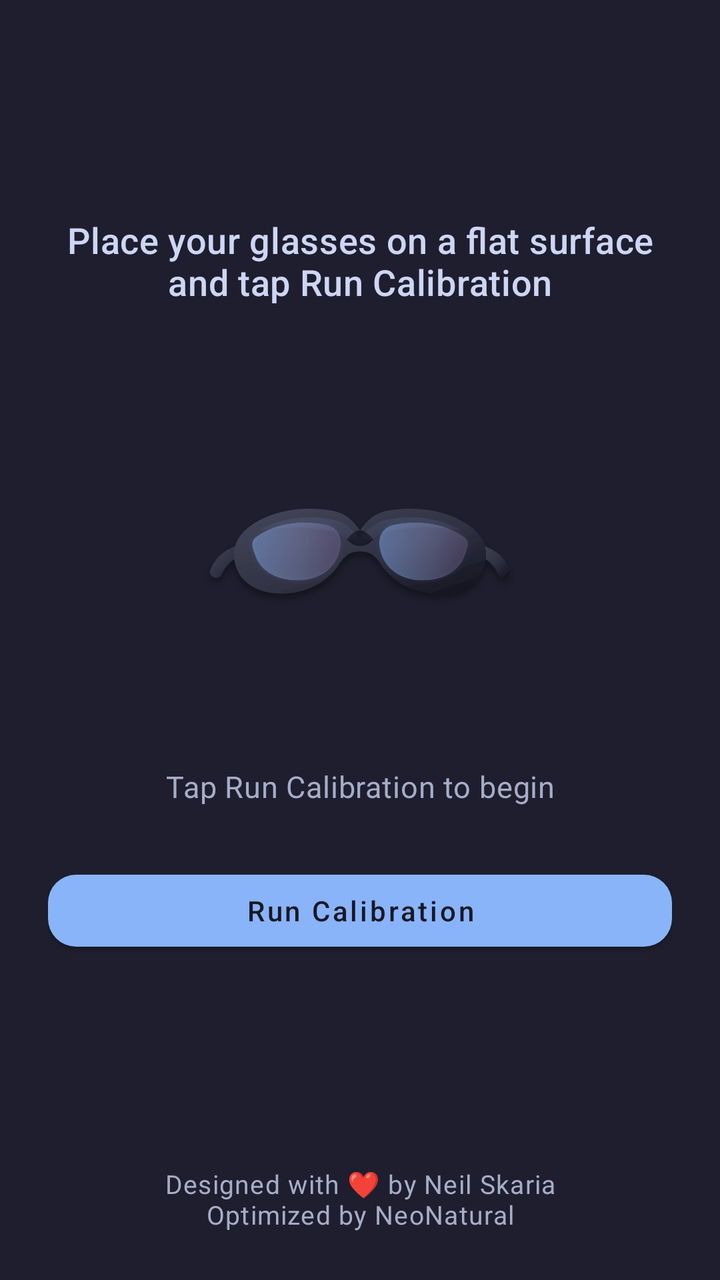
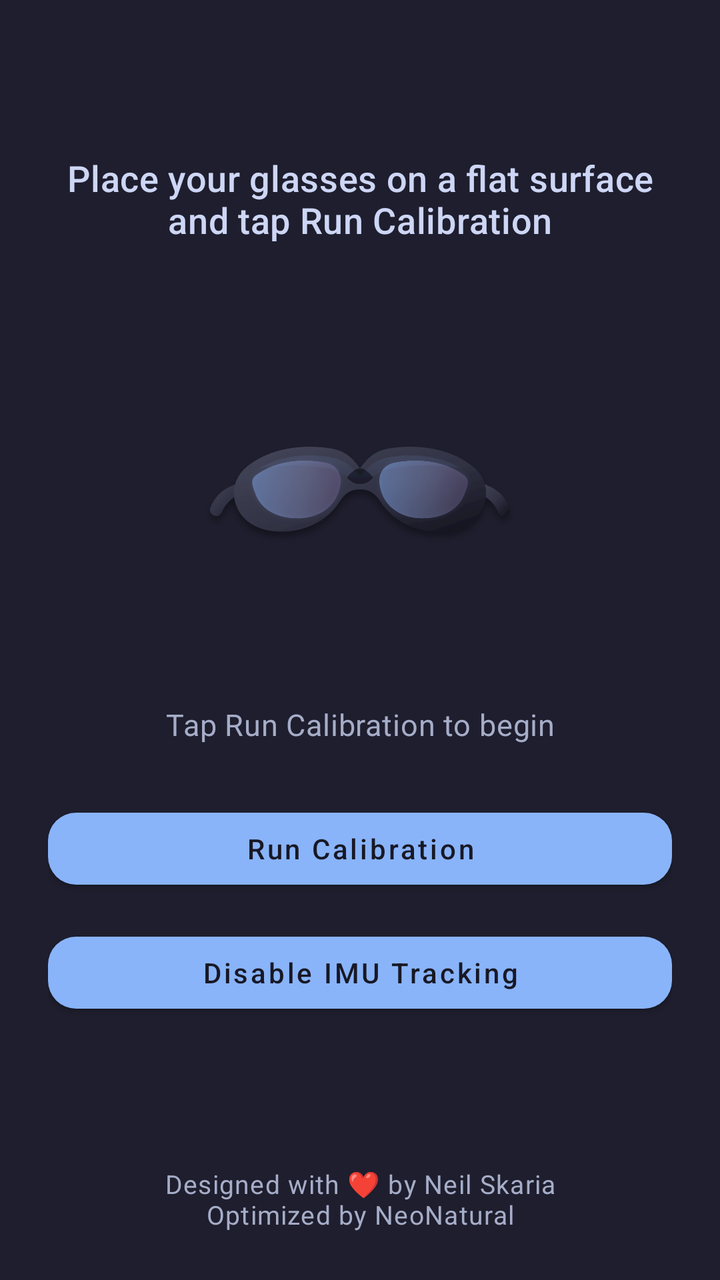

Before-and-after screenshots of an Android layout around one commit, followed by the original layout XML and the change that was made.
<!-- AndroidManifest.xml: application theme Theme.Vr2xr -->
<!-- res/layout/activity_tracking_setup.xml -->
<?xml version="1.0" encoding="utf-8"?>
<LinearLayout xmlns:android="http://schemas.android.com/apk/res/android"
    xmlns:app="http://schemas.android.com/apk/res-auto"
    android:layout_width="match_parent"
    android:layout_height="match_parent"
    android:background="@color/launcher_background"
    android:orientation="vertical"
    android:paddingStart="@dimen/launcher_screen_padding"
    android:paddingTop="@dimen/launcher_screen_padding"
    android:paddingEnd="@dimen/launcher_screen_padding"
    android:paddingBottom="@dimen/launcher_screen_padding">

    <LinearLayout
        android:layout_width="match_parent"
        android:layout_height="0dp"
        android:layout_weight="1"
        android:orientation="vertical">

        <Space
            android:layout_width="match_parent"
            android:layout_height="0dp"
            android:layout_weight="1" />

        <TextView
            android:id="@+id/instructionText"
            style="@style/TextAppearance.Vr2xr.Setup.Instruction"
            android:layout_width="match_parent"
            android:layout_height="wrap_content"
            android:gravity="center_horizontal"
            android:text="@string/tracking_setup_step1" />

        <ImageView
            android:id="@+id/setupGlassesIcon"
            android:layout_width="@dimen/setup_glasses_icon_size"
            android:layout_height="@dimen/setup_glasses_icon_size"
            android:layout_gravity="center_horizontal"
            android:layout_marginTop="@dimen/setup_glasses_icon_top_margin"
            android:contentDescription="@string/xreal_status_icon_content_description"
            android:src="@drawable/ic_glasses_status" />

        <TextView
            android:id="@+id/statusText"
            style="@style/TextAppearance.Vr2xr.Setup.Status"
            android:layout_width="match_parent"
            android:layout_height="wrap_content"
            android:layout_marginTop="@dimen/setup_status_top_margin"
            android:gravity="center_horizontal"
            android:text="@string/tracking_setup_idle" />

        <FrameLayout
            android:layout_width="match_parent"
            android:layout_height="wrap_content"
            android:layout_marginTop="@dimen/setup_button_top_margin">

            <com.google.android.material.button.MaterialButton
                android:id="@+id/runCalibrationButton"
                style="@style/Widget.Vr2xr.Launcher.PrimaryButton"
                android:layout_width="match_parent"
                android:layout_height="wrap_content"
                android:text="@string/run_calibration" />

            <com.google.android.material.progressindicator.CircularProgressIndicator
                android:id="@+id/calibrationProgressIndicator"
                android:layout_width="@dimen/setup_button_indicator_size"
                android:layout_height="@dimen/setup_button_indicator_size"
                android:layout_gravity="start|center_vertical"
                android:layout_marginStart="@dimen/setup_button_indicator_margin_start"
                android:indeterminate="true"
                android:visibility="gone"
                app:indicatorColor="@color/catppuccin_mocha_mantle"
                app:indicatorSize="@dimen/setup_button_indicator_size"
                app:trackThickness="@dimen/setup_button_indicator_thickness"
                app:trackColor="@android:color/transparent" />

            <TextView
                android:id="@+id/calibrationCheckMark"
                android:layout_width="@dimen/setup_button_indicator_size"
                android:layout_height="@dimen/setup_button_indicator_size"
                android:layout_gravity="start|center_vertical"
                android:layout_marginStart="@dimen/setup_button_indicator_margin_start"
                android:gravity="center"
                android:text="@string/tracking_setup_checkmark"
                android:textColor="@color/catppuccin_mocha_mantle"
                android:textSize="@dimen/setup_checkmark_text_size"
                android:visibility="gone" />
        </FrameLayout>

        <Space
            android:layout_width="match_parent"
            android:layout_height="0dp"
            android:layout_weight="1" />
    </LinearLayout>

    <TextView
        android:id="@+id/footerText"
        style="@style/TextAppearance.Vr2xr.Launcher.Footer"
        android:layout_width="match_parent"
        android:layout_height="wrap_content"
        android:layout_marginTop="@dimen/launcher_footer_top_margin"
        android:gravity="center_horizontal"
        android:text="@string/footer_designed_with" />
</LinearLayout>
<!-- resources referenced by this layout -->
<resources>
  <color name="catppuccin_mocha_mantle">#181825</color>
  <color name="launcher_background">@color/catppuccin_mocha_base</color>
  <dimen name="launcher_footer_top_margin">20dp</dimen>
  <dimen name="launcher_screen_padding">24dp</dimen>
  <dimen name="setup_button_indicator_margin_start">16dp</dimen>
  <dimen name="setup_button_indicator_size">14dp</dimen>
  <dimen name="setup_button_indicator_thickness">2dp</dimen>
  <dimen name="setup_button_top_margin">28dp</dimen>
  <dimen name="setup_checkmark_text_size">13sp</dimen>
  <dimen name="setup_glasses_icon_size">168dp</dimen>
  <dimen name="setup_glasses_icon_top_margin">40dp</dimen>
  <dimen name="setup_status_top_margin">22dp</dimen>
  <!-- drawable ic_glasses_status: png bitmap (drawable, 212284 bytes) -->
  <string name="footer_designed_with">Designed with ❤️ by Neil Skaria\nOptimized by NeoNatural</string>
  <string name="run_calibration">Run Calibration</string>
  <string name="tracking_setup_checkmark">✓</string>
  <string name="tracking_setup_idle">Tap Run Calibration to begin</string>
  <string name="tracking_setup_step1">Place your glasses on a flat surface and tap Run Calibration</string>
  <string name="xreal_status_icon_content_description">XREAL glasses status</string>
  <style name="TextAppearance.Vr2xr.Launcher.Footer" parent="TextAppearance.MaterialComponents.Caption">
          <item name="android:fontFamily">sans-serif-medium</item>
          <item name="android:textColor">@color/launcher_text_secondary</item>
          <item name="android:textSize">@dimen/launcher_footer_text_size</item>
          <item name="android:textAllCaps">false</item>
      </style>
  <style name="TextAppearance.Vr2xr.Setup.Instruction" parent="TextAppearance.MaterialComponents.Headline6">
          <item name="android:fontFamily">sans-serif-medium</item>
          <item name="android:textColor">@color/launcher_text_primary</item>
          <item name="android:textSize">@dimen/launcher_status_text_size</item>
      </style>
  <style name="TextAppearance.Vr2xr.Setup.Status" parent="TextAppearance.MaterialComponents.Body2">
          <item name="android:fontFamily">sans-serif</item>
          <item name="android:textColor">@color/launcher_text_secondary</item>
          <item name="android:textSize">@dimen/launcher_body_text_size</item>
      </style>
  <style name="Widget.Vr2xr.Launcher.PrimaryButton" parent="Widget.MaterialComponents.Button">
          <item name="android:fontFamily">sans-serif-medium</item>
          <item name="android:textAllCaps">false</item>
          <item name="backgroundTint">@color/catppuccin_mocha_blue</item>
          <item name="android:textColor">@color/catppuccin_mocha_mantle</item>
          <item name="cornerRadius">@dimen/launcher_button_corner_radius</item>
      </style>
  <style name="Theme.Vr2xr" parent="Theme.MaterialComponents.DayNight.NoActionBar">
          <item name="android:windowFullscreen">false</item>
      </style>
  <color name="catppuccin_mocha_base">#1E1E2E</color>
  <color name="launcher_text_secondary">@color/catppuccin_mocha_subtext0</color>
  <dimen name="launcher_footer_text_size">13sp</dimen>
  <color name="launcher_text_primary">@color/catppuccin_mocha_text</color>
  <dimen name="launcher_status_text_size">18sp</dimen>
  <dimen name="launcher_body_text_size">15sp</dimen>
  <color name="catppuccin_mocha_blue">#89B4FA</color>
  <dimen name="launcher_button_corner_radius">14dp</dimen>
  <color name="catppuccin_mocha_subtext0">#A6ADC8</color>
  <color name="catppuccin_mocha_text">#CDD6F4</color>
</resources>

<!-- the commit's change to res/layout/activity_tracking_setup.xml (unified diff, before → after) -->
@@ -85,6 +85,14 @@
                 android:visibility="gone" />
         </FrameLayout>
 
+        <com.google.android.material.button.MaterialButton
+            android:id="@+id/disableImuTrackingButton"
+            style="@style/Widget.Vr2xr.Launcher.PrimaryButton"
+            android:layout_width="match_parent"
+            android:layout_height="wrap_content"
+            android:layout_marginTop="@dimen/setup_secondary_button_top_margin"
+            android:text="@string/disable_imu_tracking" />
+
         <Space
             android:layout_width="match_parent"
             android:layout_height="0dp"
<!-- resource entries referenced after the edit -->
@@ -11,8 +11,10 @@
   <dimen name="setup_checkmark_text_size">13sp</dimen>
   <dimen name="setup_glasses_icon_size">168dp</dimen>
   <dimen name="setup_glasses_icon_top_margin">40dp</dimen>
+  <dimen name="setup_secondary_button_top_margin">14dp</dimen>
   <dimen name="setup_status_top_margin">22dp</dimen>
   <!-- drawable ic_glasses_status: png bitmap (drawable, 212284 bytes) -->
+  <string name="disable_imu_tracking">Disable IMU Tracking</string>
   <string name="footer_designed_with">Designed with ❤️ by Neil Skaria\nOptimized by NeoNatural</string>
   <string name="run_calibration">Run Calibration</string>
   <string name="tracking_setup_checkmark">✓</string>
